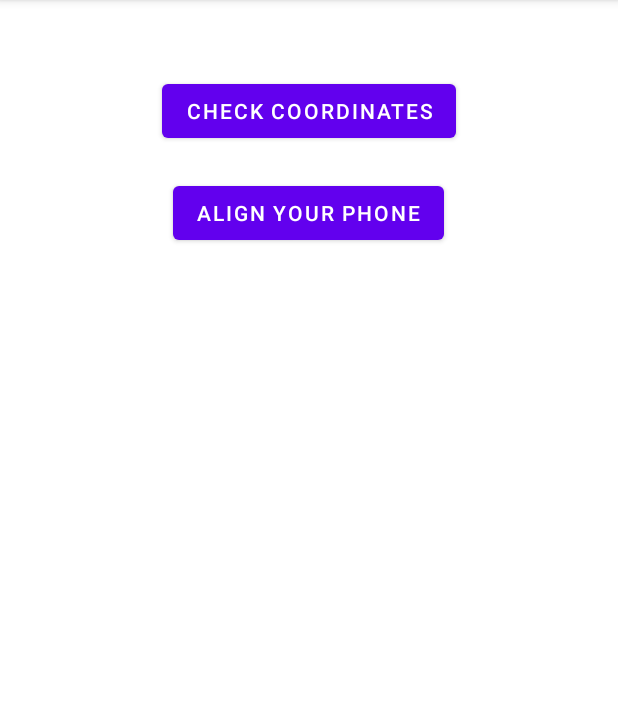
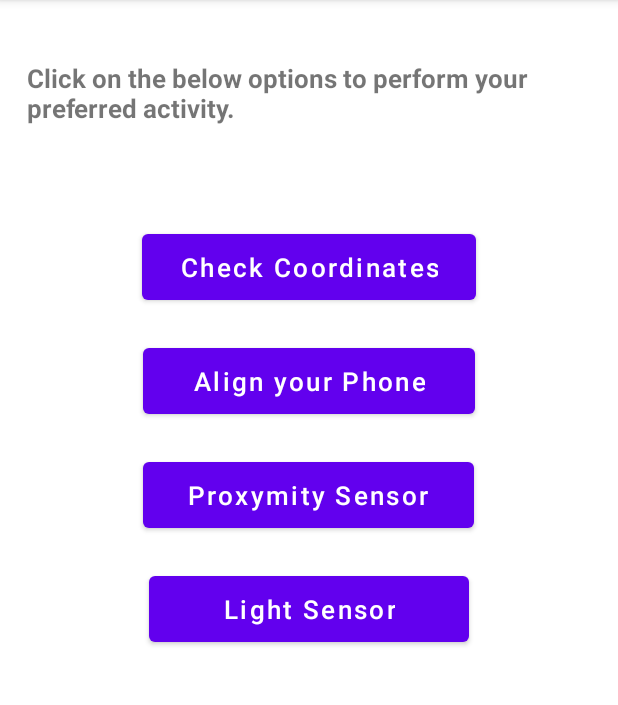
Before and after one commit to atifquamar07/SenseWatch, an Android app: the screen it shows after launch (MainActivity), on a phone screen of 412 x 824 dp, the part 84-789 px from its top. Run offline under Robolectric (Android 15) with nearby library versions, the light colour scheme and no system bars; our stand-ins replace Room's generated code.

Commit message:
app done, complete:)

```diff
--- a/app/src/main/res/layout/activity_main.xml
+++ b/app/src/main/res/layout/activity_main.xml
@@ -6,12 +6,25 @@
     android:layout_height="match_parent"
     tools:context=".MainActivity">
 
+    <TextView
+        android:id="@+id/welcomeText"
+        android:layout_width="350dp"
+        android:layout_height="wrap_content"
+        android:layout_marginTop="40dp"
+        android:layout_marginStart="18dp"
+        android:textSize="17sp"
+        android:textStyle="bold"
+        android:text="Click on the below options to perform your preferred activity." />
 
     <Button
         android:id="@+id/btn_rotation"
         android:layout_width="wrap_content"
-        android:layout_marginTop="50dp"
+        android:layout_marginTop="150dp"
         android:layout_centerHorizontal="true"
+        android:textAllCaps="false"
+        android:paddingVertical="10dp"
+        android:textSize="17sp"
+        android:paddingHorizontal="25dp"
         android:layout_height="wrap_content"
         android:text="Check Coordinates" />
 
@@ -20,8 +33,41 @@
         android:layout_width="wrap_content"
         android:layout_below="@+id/btn_rotation"
         android:layout_marginTop="20dp"
+        android:paddingVertical="10dp"
+        android:paddingHorizontal="33dp"
+        android:layout_centerHorizontal="true"
+        android:textSize="17sp"
+        android:layout_height="wrap_content"
+        android:textAllCaps="false"
+        android:text="Align your Phone" />
+
+    <Button
+        android:id="@+id/btn_proxySensor"
+        android:layout_width="wrap_content"
+        android:layout_below="@+id/btn_alignPhone"
+        android:layout_marginTop="20dp"
+        android:paddingVertical="10dp"
+        android:paddingHorizontal="30dp"
         android:layout_centerHorizontal="true"
         android:layout_height="wrap_content"
-        android:text="Align your Phone" />
+        android:textAllCaps="false"
+        android:textSize="17sp"
+        android:text="Proxymity Sensor" />
+
+    <Button
+        android:id="@+id/btn_lightSensor"
+        android:layout_width="wrap_content"
+        android:layout_below="@+id/btn_proxySensor"
+        android:layout_marginTop="20dp"
+        android:layout_centerHorizontal="true"
+        android:paddingVertical="10dp"
+        android:paddingHorizontal="49dp"
+        android:layout_height="wrap_content"
+        android:textSize="17sp"
+        android:textAllCaps="false"
+        android:text="Light Sensor" />
+
+
+
 
 </RelativeLayout>
```
Also changed, not shown: app/build.gradle (+35 -2 lines), app/src/main/AndroidManifest.xml (+10 -3 lines), app/src/main/java/com/example/sensewatch/GeomagneticRotation.kt (+21 -3 lines), app/src/main/java/com/example/sensewatch/LightSensor.kt (added, +63 -0 lines), app/src/main/java/com/example/sensewatch/MainActivity.kt (+86 -0 lines), app/src/main/java/com/example/sensewatch/ProximitySensor.kt (added, +60 -0 lines), app/src/main/res/layout/activity_light_sensor.xml (added, +18 -0 lines), app/src/main/res/layout/activity_proximity_sensor.xml (added, +18 -0 lines).
